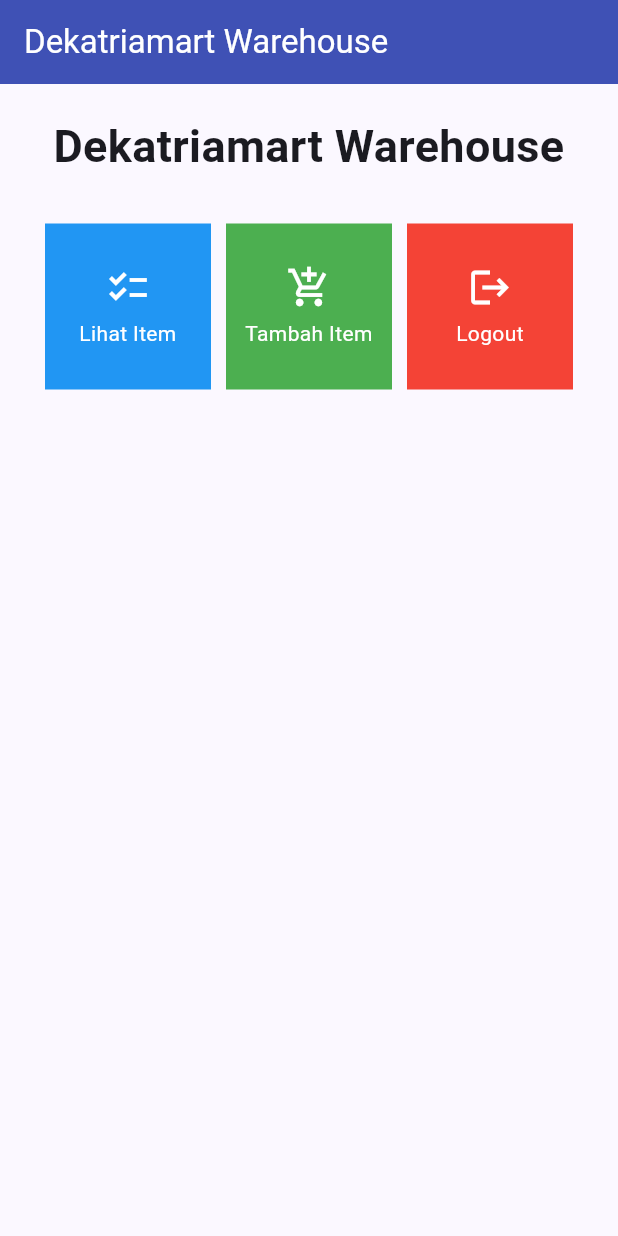
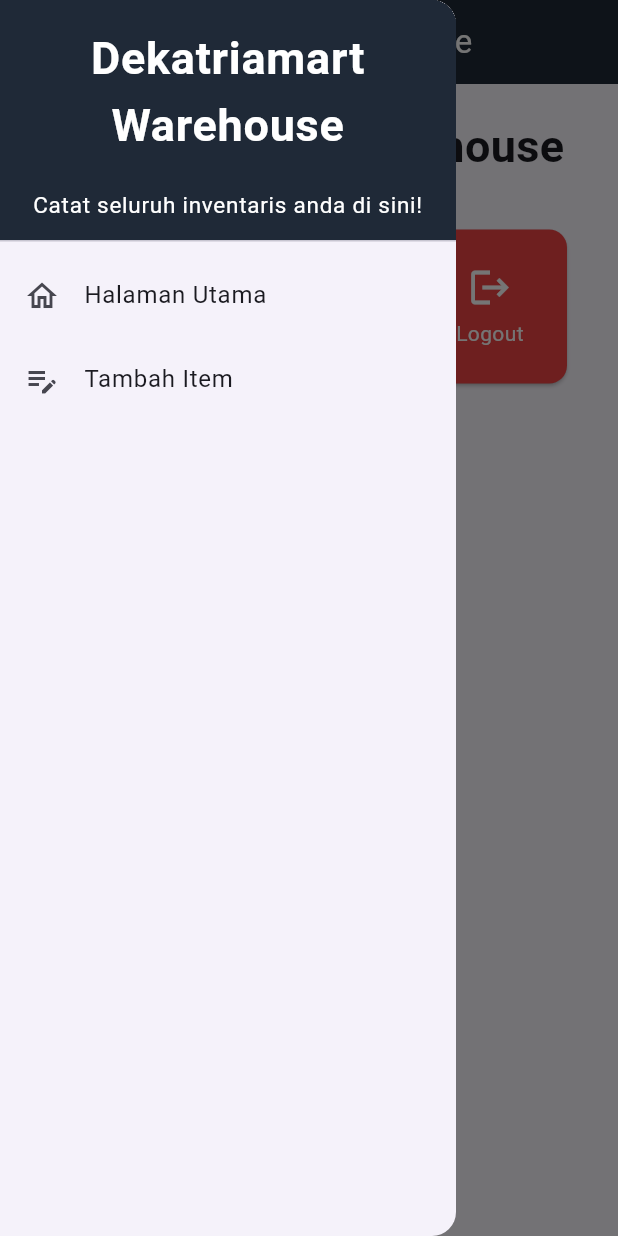
Before and after one commit to RobertBenyamin/DekatriaMart-Warehouse-Mobile, a Flutter app: the screen it shows after launch, with the side drawer open (before the commit the screen has no drawer), on a phone screen of 412 x 824 dp. Run offline on Flutter 3.47's test engine with Material 2 defaults, Android fonts, the light colour scheme and no system bars.

Commit message:
feat: create add item form

```diff
--- a/lib/main.dart
+++ b/lib/main.dart
@@ -1,5 +1,5 @@
 import 'package:flutter/material.dart';
-import 'package:dekatriamart_warehouse/menu.dart';
+import 'package:dekatriamart_warehouse/screens/menu.dart';
 
 void main() {
   runApp(const MyApp());
--- a/lib/menu.dart
+++ b/lib/screens/menu.dart
@@ -1,12 +1,15 @@
 import 'package:flutter/material.dart';
+import 'package:dekatriamart_warehouse/widgets/shop_item.dart';
+import 'package:dekatriamart_warehouse/screens/item_form.dart';
+import 'package:dekatriamart_warehouse/widgets/left_drawer.dart';
 
 class MyHomePage extends StatelessWidget {
   MyHomePage({Key? key}) : super(key: key);
 
   final List<ShopItem> items = [
-    ShopItem("Lihat Item", Icons.checklist, Colors.blue), // Menambahkan warna
-    ShopItem("Tambah Item", Icons.add_shopping_cart, Colors.green), // Menambahkan warna
-    ShopItem("Logout", Icons.logout, Colors.red), // Menambahkan warna
+    ShopItem("Lihat Item", Icons.checklist, const Color(0xFF007AAC)),
+    ShopItem("Tambah Item", Icons.edit_note, const Color(0xFF0BA484)),
+    ShopItem("Logout", Icons.logout, const Color(0xFFef4444)),
   ];
 
   @override
@@ -17,8 +20,10 @@
           'Dekatriamart Warehouse',
           style: TextStyle(color: Colors.white),
         ),
-        backgroundColor: Colors.indigo,
+        backgroundColor: const Color(0xFF1f2937),
+        foregroundColor: Colors.white,
       ),
+      drawer: const LeftDrawer(),
       body: SingleChildScrollView(
         // Widget wrapper yang dapat discroll
         child: Padding(
@@ -60,14 +65,6 @@
   }
 }
 
-class ShopItem {
-  final String name;
-  final IconData icon;
-  final Color color;
-
-  ShopItem(this.name, this.icon, this.color);
-}
-
 class ShopCard extends StatelessWidget {
   final ShopItem item;
 
@@ -75,7 +72,7 @@
 
   @override
   Widget build(BuildContext context) {
-    return Material(
+    return Card(
       color: item.color,
       child: InkWell(
         // Area responsive terhadap sentuhan
@@ -85,6 +82,13 @@
             ..hideCurrentSnackBar()
             ..showSnackBar(SnackBar(
                 content: Text("Kamu telah menekan tombol ${item.name}!")));
+
+          // Navigate ke route yang sesuai (tergantung jenis tombol)
+          if (item.name == "Tambah Item") {
+            Navigator.push(context, MaterialPageRoute(builder: (context) {
+              return const ItemFormPage();
+            }));
+          }
         },
         child: Container(
           // Container untuk menyimpan Icon dan Text
--- /dev/null
+++ b/lib/widgets/left_drawer.dart
@@ -0,0 +1,67 @@
+import 'package:flutter/material.dart';
+import 'package:dekatriamart_warehouse/screens/menu.dart';
+import 'package:dekatriamart_warehouse/screens/item_form.dart';
+
+class LeftDrawer extends StatelessWidget {
+  const LeftDrawer({super.key});
+
+  @override
+  Widget build(BuildContext context) {
+    return Drawer(
+      child: ListView(
+        children: [
+          const DrawerHeader(
+            decoration: BoxDecoration(
+              color: Color(0xFF1f2937),
+            ),
+            child: Column(
+              children: [
+                Text(
+                  'Dekatriamart Warehouse',
+                  textAlign: TextAlign.center,
+                  style: TextStyle(
+                    fontSize: 30,
+                    fontWeight: FontWeight.bold,
+                    color: Colors.white,
+                  ),
+                ),
+                Padding(padding: EdgeInsets.all(10)),
+                Text(
+                  "Catat seluruh inventaris anda di sini!",
+                  textAlign: TextAlign.center,
+                  style: TextStyle(
+                    fontSize: 15,
+                    color: Colors.white,
+                    fontWeight: FontWeight.normal,
+                  ),
+                ),
+              ],
+            ),
+          ),
+          ListTile(
+            leading: const Icon(Icons.home_outlined),
+            title: const Text('Halaman Utama'),
+            // Bagian redirection ke MyHomePage
+            onTap: () {
+              Navigator.pushReplacement(
+                  context,
+                  MaterialPageRoute(
+                    builder: (context) => MyHomePage(),
+                  ));
+            },
+          ),
+          ListTile(
+            leading: const Icon(Icons.edit_note),
+            title: const Text('Tambah Item'),
+            // Bagian redirection ke ShopFormPage
+            onTap: () {
+              Navigator.push(context, MaterialPageRoute(builder: (context) {
+                return const ItemFormPage();
+              }));
+            },
+          ),
+        ],
+      ),
+    );
+  }
+}
--- /dev/null
+++ b/lib/widgets/shop_item.dart
@@ -0,0 +1,9 @@
+import 'package:flutter/material.dart';
+
+class ShopItem {
+  final String name;
+  final IconData icon;
+  final Color color;
+
+  ShopItem(this.name, this.icon, this.color);
+}
```
Also changed, not shown: lib/screens/item_form.dart (added, +210 -0 lines).
